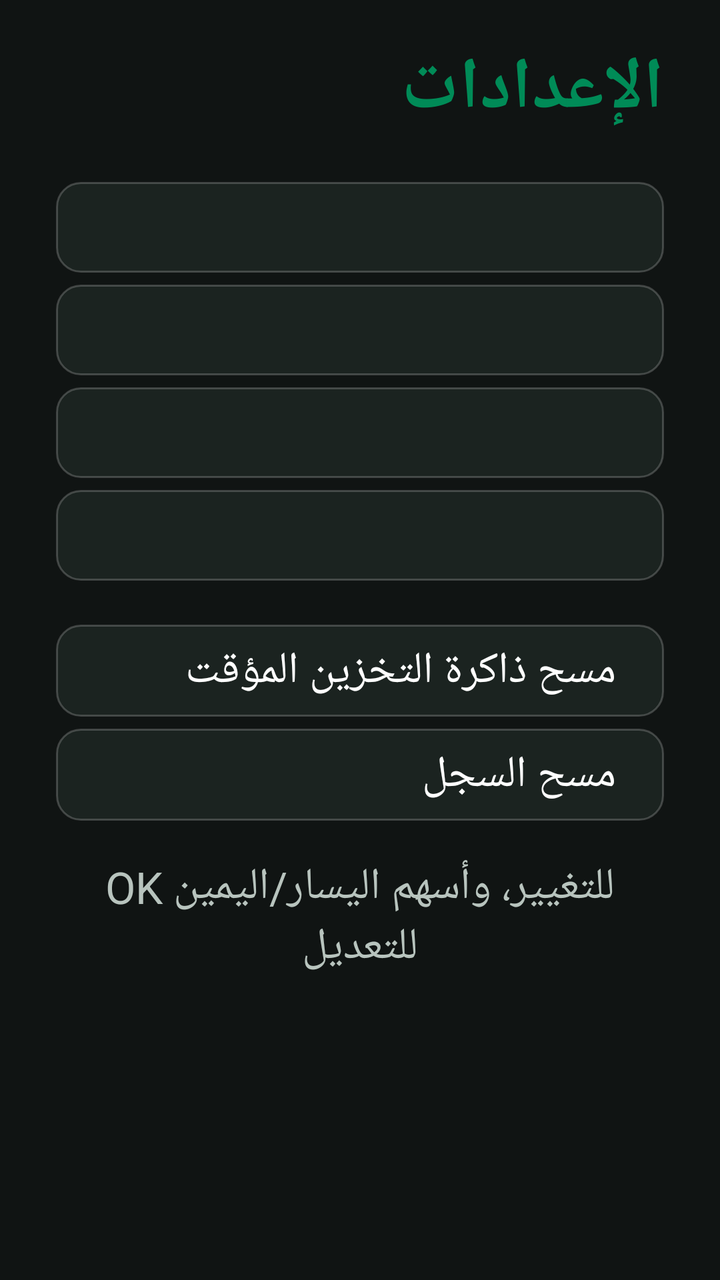
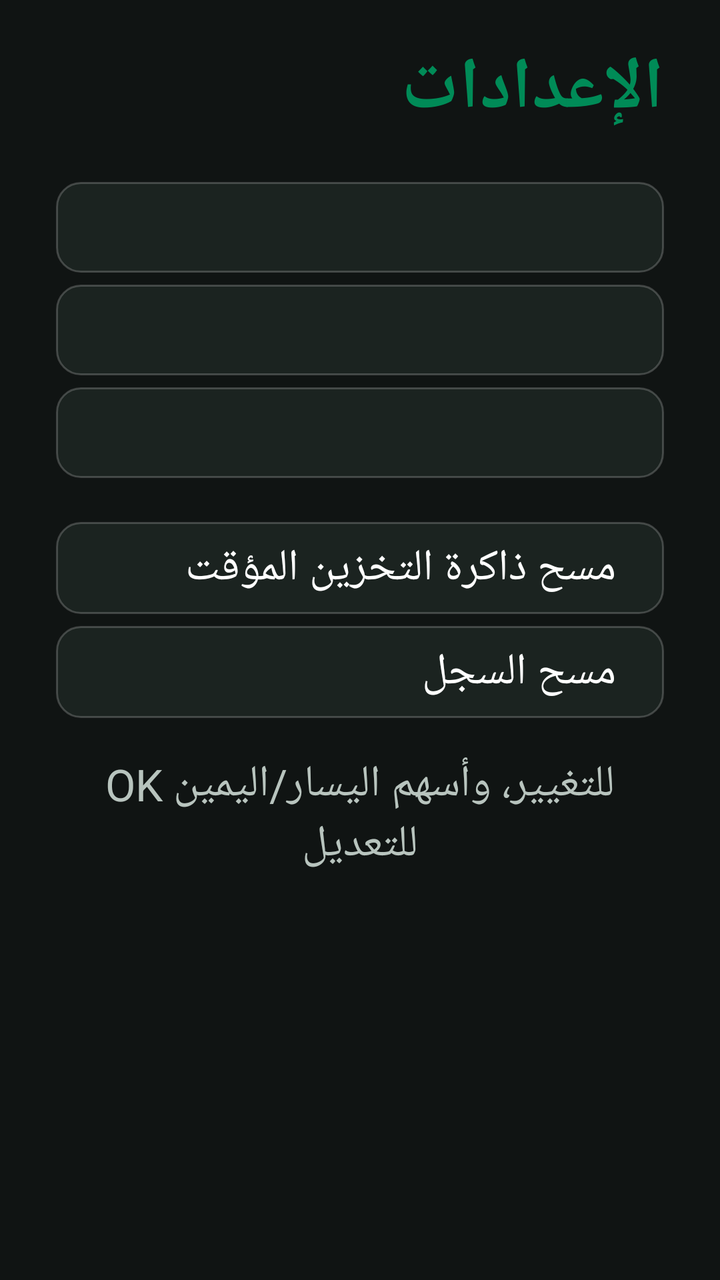

Two renders of the same Android screen: before a commit and after it. Below are the layout's source before the change and the commit's diff.
<!-- AndroidManifest.xml: application theme Theme.EdDirasaTV -->
<!-- res/layout/activity_settings.xml -->
<?xml version="1.0" encoding="utf-8"?>
<ScrollView xmlns:android="http://schemas.android.com/apk/res/android"
    android:layout_width="match_parent"
    android:layout_height="match_parent"
    android:background="@color/background_dark"
    android:clipToPadding="false"
    android:fillViewport="true"
    android:layoutDirection="rtl"
    android:paddingStart="28dp"
    android:paddingTop="20dp"
    android:paddingEnd="28dp"
    android:paddingBottom="20dp"
    android:scrollbars="none">

    <LinearLayout
        android:layout_width="match_parent"
        android:layout_height="wrap_content"
        android:orientation="vertical">

        <TextView
            android:layout_width="wrap_content"
            android:layout_height="wrap_content"
            android:text="@string/settings_title"
            android:textColor="@color/brand_green"
            android:textSize="36sp"
            android:textStyle="bold" />

        <TextView
            android:id="@+id/settingsTextSize"
            style="@style/MenuItem"
            android:layout_marginTop="22dp" />

        <TextView
            android:id="@+id/settingsCursor"
            style="@style/MenuItem" />

        <TextView
            android:id="@+id/settingsPdfZoom"
            style="@style/MenuItem" />

        <TextView
            android:id="@+id/settingsPdfDirection"
            style="@style/MenuItem" />

        <TextView
            android:id="@+id/settingsClearCache"
            style="@style/MenuItem"
            android:layout_marginTop="22dp"
            android:text="@string/settings_clear_cache" />

        <TextView
            android:id="@+id/settingsClearHistory"
            style="@style/MenuItem"
            android:text="@string/settings_clear_history" />

        <TextView
            android:layout_width="match_parent"
            android:layout_height="wrap_content"
            android:layout_marginTop="18dp"
            android:gravity="center"
            android:text="@string/settings_hint"
            android:textColor="@color/text_secondary"
            android:textSize="22sp" />

    </LinearLayout>

</ScrollView>
<!-- resources referenced by this layout -->
<resources>
  <color name="background_dark">#101413</color>
  <color name="brand_green">#008B57</color>
  <color name="text_secondary">#B8C4BE</color>
  <string name="settings_clear_cache">مسح ذاكرة التخزين المؤقت</string>
  <string name="settings_clear_history">مسح السجل</string>
  <string name="settings_hint">OK للتغيير، وأسهم اليسار/اليمين للتعديل</string>
  <string name="settings_title">الإعدادات</string>
  <style name="MenuItem">
          <item name="android:layout_width">match_parent</item>
          <item name="android:layout_height">wrap_content</item>
          <item name="android:layout_marginTop">6dp</item>
          <item name="android:background">@drawable/chip_bg</item>
          <item name="android:clickable">true</item>
          <item name="android:focusable">true</item>
          <item name="android:focusableInTouchMode">false</item>
          <item name="android:paddingStart">24dp</item>
          <item name="android:paddingEnd">24dp</item>
          <item name="android:paddingTop">8dp</item>
          <item name="android:paddingBottom">8dp</item>
          <item name="android:textColor">@color/text_light</item>
          <item name="android:textSize">22sp</item>
      </style>
  <style name="Theme.EdDirasaTV" parent="Theme.AppCompat.NoActionBar">
          <item name="colorPrimary">@color/brand_green</item>
          <item name="colorPrimaryDark">@color/brand_green_dark</item>
          <item name="colorAccent">@color/focus_border</item>
          <item name="android:windowBackground">@color/background_dark</item>
          <item name="android:textColor">@color/text_light</item>
      </style>
  <!-- drawable chip_bg (drawable) -->
  <?xml version="1.0" encoding="utf-8"?>
  <selector xmlns:android="http://schemas.android.com/apk/res/android">
      <item android:state_focused="true">
          <shape android:shape="rectangle">
              <solid android:color="@color/tile_focused" />
              <corners android:radius="12dp" />
              <stroke
                  android:width="3dp"
                  android:color="@color/focus_border" />
          </shape>
      </item>
      <item>
          <shape android:shape="rectangle">
              <solid android:color="@color/tile_normal" />
              <corners android:radius="12dp" />
              <stroke
                  android:width="1dp"
                  android:color="@color/tile_stroke" />
          </shape>
      </item>
  </selector>
  <color name="text_light">#FFFFFF</color>
  <color name="brand_green_dark">#00693F</color>
  <color name="focus_border">#FFEB3B</color>
  <color name="tile_focused">#123F30</color>
  <color name="tile_normal">#1B2320</color>
  <color name="tile_stroke">#33FFFFFF</color>
</resources>

<!-- the commit's change to res/layout/activity_settings.xml (unified diff, before → after) -->
@@ -31,10 +31,6 @@
             android:layout_marginTop="22dp" />
 
         <TextView
-            android:id="@+id/settingsCursor"
-            style="@style/MenuItem" />
-
-        <TextView
             android:id="@+id/settingsPdfZoom"
             style="@style/MenuItem" />
 
